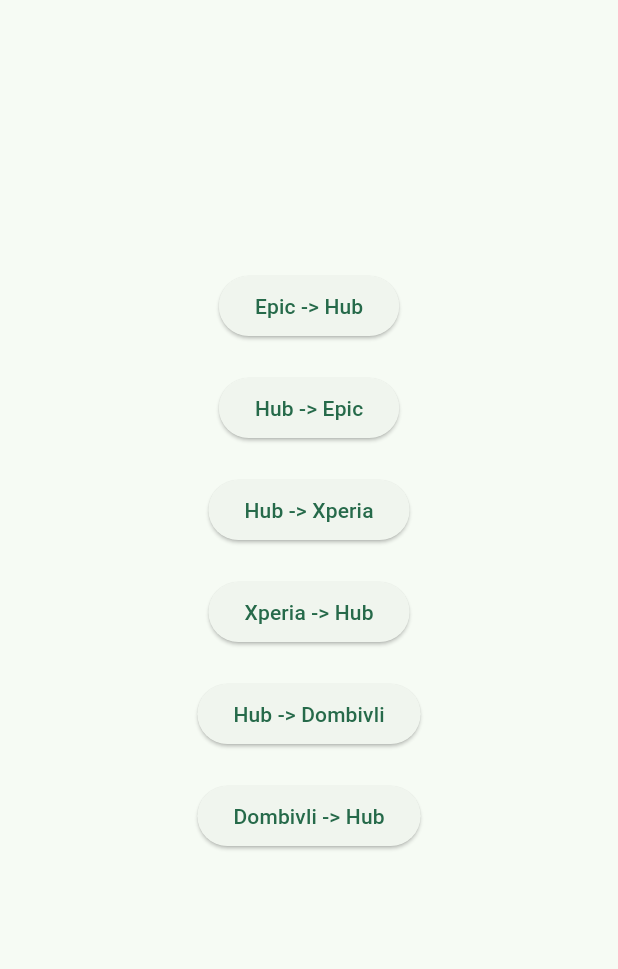
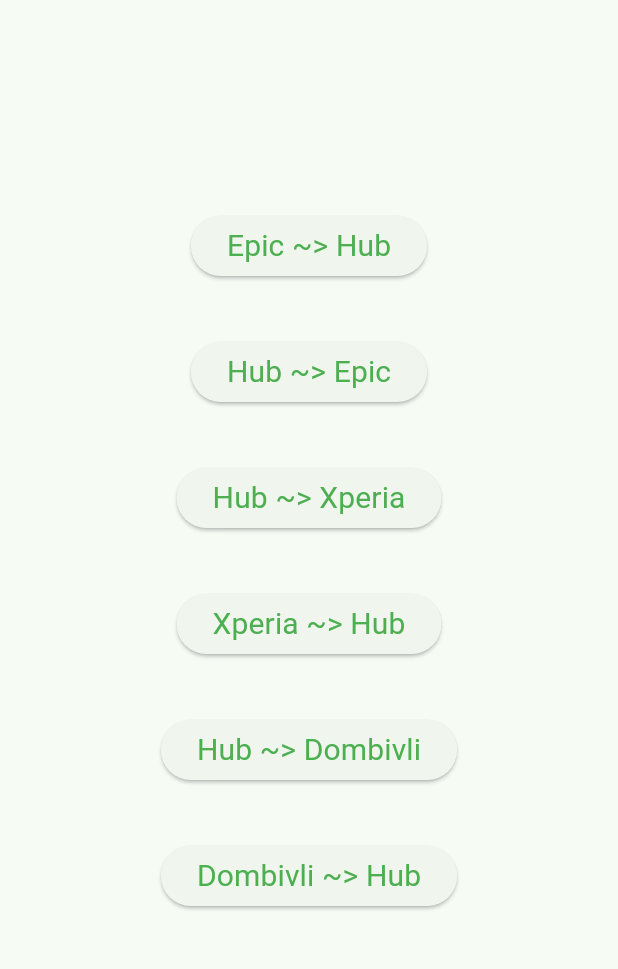
Before and after one commit to abyshekhar/city_connect, a Flutter app: the screen it shows after launch, on a phone screen of 412 x 824 dp, the part 84-1053 px from its top. Run offline on Flutter 3.47's test engine with Material 3 defaults, Android fonts, the phone set to English and light mode, and no system bars.

Commit message:
Styling Changes

```diff
--- a/lib/data/routes.dart
+++ b/lib/data/routes.dart
@@ -3,7 +3,7 @@ import 'package:city_connect/models/routes.dart';
 const routes = [
   Routes(
       1,
-      'Epic -> Hub',
+      'Epic ~> Hub',
       'epic',
       'hub',
       [
@@ -118,7 +118,7 @@ const routes = [
       false),
   Routes(
       2,
-      'Hub -> Epic',
+      'Hub ~> Epic',
       'hub',
       'epic',
       [
@@ -233,7 +233,7 @@ const routes = [
       false),
   Routes(
       3,
-      'Hub -> Xperia',
+      'Hub ~> Xperia',
       'hub',
       'xperia',
       [
@@ -306,7 +306,7 @@ const routes = [
       false),
   Routes(
       4,
-      'Xperia -> Hub',
+      'Xperia ~> Hub',
       'xperia',
       'hub',
       [
@@ -379,7 +379,7 @@ const routes = [
       false),
   Routes(
       5,
-      'Hub -> Dombivli',
+      'Hub ~> Dombivli',
       'hub',
       'dombivli',
       [
@@ -458,7 +458,7 @@ const routes = [
       true),
   Routes(
       6,
-      'Dombivli -> Hub',
+      'Dombivli ~> Hub',
       'dombivli',
       'hub',
       [
--- a/lib/main.dart
+++ b/lib/main.dart
@@ -55,7 +55,9 @@ class _MyHomePageState extends State<MyHomePage> {
                 .map((e) => Column(
                       mainAxisAlignment: MainAxisAlignment.spaceBetween,
                       children: [
-                        ElevatedButton(
+                        Padding(
+                          padding: const EdgeInsets.all(8.0),
+                          child: ElevatedButton(
                             onPressed: () {
                               Navigator.push(
                                 context,
@@ -63,7 +65,13 @@ class _MyHomePageState extends State<MyHomePage> {
                                     builder: (context) => RouteSchedule(e.id)),
                               );
                             },
-                          child: Text(e.displayText),
+                            child: Text(e.displayText,
+                            style:const TextStyle(
+                                  fontWeight: FontWeight.normal,
+                                  fontSize: 20,
+                                  color: Colors.green),
+                            ),
+                          ),
                         ),
                         const SizedBox(
                           height: 20,
```
Also changed, not shown: lib/clock.dart (+13 -7 lines), lib/route_schedule.dart (+50 -8 lines). Lines whose indentation alone changed are shown as unchanged.
